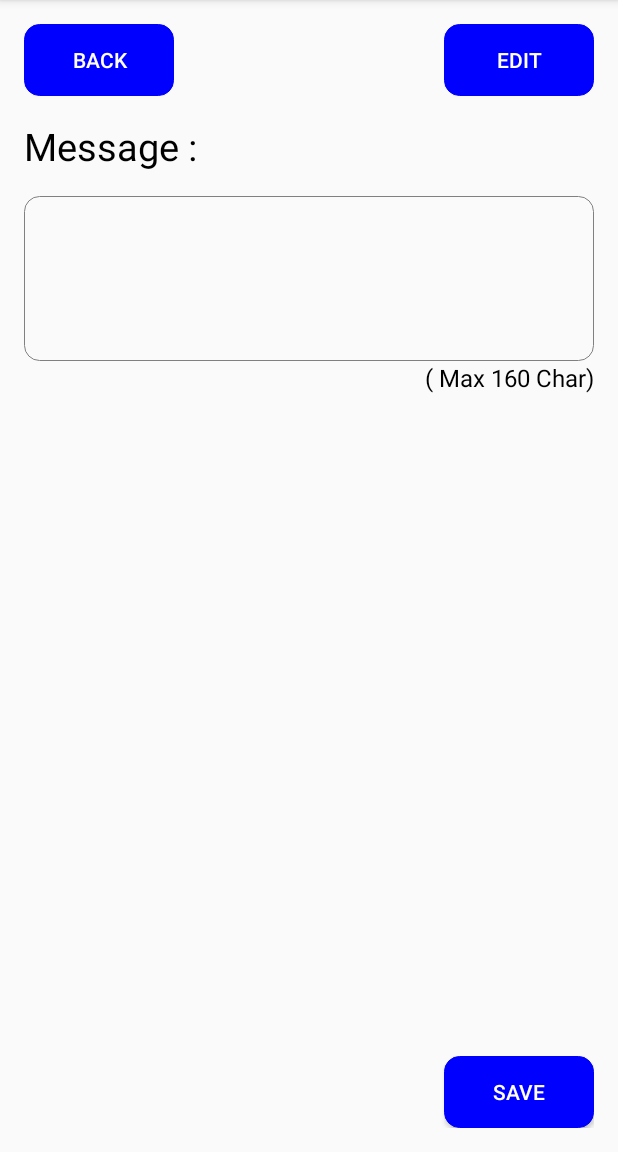
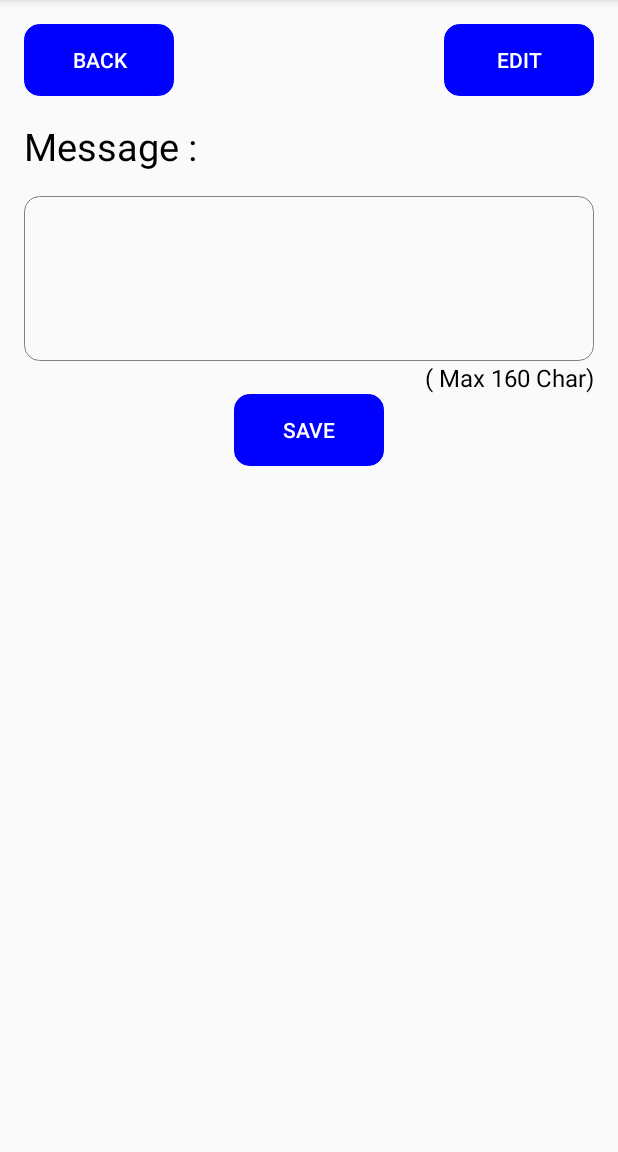
Before and after one commit to srisailampaka/SelfSecurity, an Android app: the MessageSettingActivity screen opened directly, with no data from a screen before it, on a phone screen of 412 x 824 dp, the part 84-1236 px from its top. Run offline under Robolectric (Android 15) with nearby library versions, the phone set to English and light mode, and no system bars; our stand-ins replace ButterKnife.

Commit message:
changes for keyboard hiding button

```diff
--- a/app/src/main/res/layout/activity_message_setting.xml
+++ b/app/src/main/res/layout/activity_message_setting.xml
@@ -1,66 +1,86 @@
 <?xml version="1.0" encoding="utf-8"?>
-<RelativeLayout xmlns:android="http://schemas.android.com/apk/res/android"
-    xmlns:app="http://schemas.android.com/apk/res-auto"
+<LinearLayout xmlns:android="http://schemas.android.com/apk/res/android"
     xmlns:tools="http://schemas.android.com/tools"
     android:layout_width="match_parent"
     android:layout_height="match_parent"
-    android:padding="@dimen/activity_horizontal_margin"
-    tools:context="com.tutorialandroid.selfsecurity.activitys.MessageSettingActivity">
+    tools:context="com.tutorialandroid.selfsecurity.activitys.AddFromContactsActivity">
+
+    <ScrollView
+        android:layout_width="match_parent"
+        android:layout_height="wrap_content">
+
+
+        <RelativeLayout
+            android:layout_width="match_parent"
+            android:layout_height="match_parent"
+            android:paddingBottom="@dimen/activity_vertical_margin"
+            android:paddingLeft="@dimen/activity_horizontal_margin"
+            android:paddingRight="@dimen/activity_horizontal_margin"
+            android:paddingTop="@dimen/activity_vertical_margin"
+            tools:context="com.tutorialandroid.selfsecurity.activitys.AddNewContactsActivity">
+
             <Button
                 android:id="@+id/btn_back"
                 android:layout_width="100dp"
                 android:layout_height="wrap_content"
+                android:layout_alignParentLeft="true"
                 android:layout_alignParentTop="true"
-        android:layout_alignParentLeft="true"
+                android:background="@drawable/btn_background"
                 android:text="@string/back"
-        android:textColor="@color/white"
-        android:background="@drawable/btn_background"/>
+                android:textColor="@color/white" />
+
             <Button
                 android:id="@+id/btn_edit"
                 android:layout_width="100dp"
                 android:layout_height="wrap_content"
+                android:layout_alignParentRight="true"
                 android:layout_alignParentTop="true"
-        android:layout_alignParentRight="true"
+                android:background="@drawable/btn_background"
                 android:text="@string/edit"
-        android:textColor="@color/white"
-        android:background="@drawable/btn_background"/>
+                android:textColor="@color/white" />
+
             <LinearLayout
+                android:id="@+id/message_layout"
                 android:layout_width="match_parent"
                 android:layout_height="wrap_content"
-        android:orientation="vertical"
+                android:layout_below="@+id/btn_back"
                 android:layout_marginTop="@dimen/activity_horizontal_margin"
-        android:layout_below="@+id/btn_back">
+                android:orientation="vertical">
 
                 <TextView
                     android:layout_width="match_parent"
                     android:layout_height="wrap_content"
                     android:text="@string/message"
                     android:textColor="@color/black"
-            android:textSize="25dp"/>
+                    android:textSize="25dp" />
+
                 <EditText
                     android:id="@+id/edit_message"
                     android:layout_width="match_parent"
                     android:layout_height="wrap_content"
+                    android:layout_marginTop="@dimen/activity_horizontal_margin"
                     android:background="@drawable/rounded_gray_edittext"
                     android:gravity="top|left"
-            android:layout_marginTop="@dimen/activity_horizontal_margin"
-            android:lines="5"/>
+                    android:lines="5" />
+
                 <TextView
                     android:layout_width="match_parent"
                     android:layout_height="wrap_content"
                     android:gravity="center|end"
+                    android:text="@string/msg_max"
                     android:textColor="@color/black"
-            android:textSize="@dimen/activity_horizontal_margin"
-            android:text="@string/msg_max"/>
+                    android:textSize="@dimen/activity_horizontal_margin" />
             </LinearLayout>
 
             <Button
                 android:id="@+id/btn_save"
                 android:layout_width="100dp"
                 android:layout_height="wrap_content"
-        android:layout_alignParentBottom="true"
-        android:layout_alignParentRight="true"
+                android:layout_below="@id/message_layout"
+                android:layout_centerHorizontal="true"
+                android:background="@drawable/btn_background"
                 android:text="@string/save"
-        android:textColor="@color/white"
-        android:background="@drawable/btn_background"/>
+                android:textColor="@color/white" />
         </RelativeLayout>
+    </ScrollView>
+</LinearLayout>
```
Also changed, not shown: app/src/main/java/com/tutorialandroid/selfsecurity/activitys/PanicActivity.java (+47 -12 lines), app/src/main/res/layout/activity_add_from_contacts.xml (+51 -30 lines), app/src/main/res/layout/activity_add_new_contacts.xml (+52 -30 lines). Lines whose indentation alone changed are shown as unchanged.
